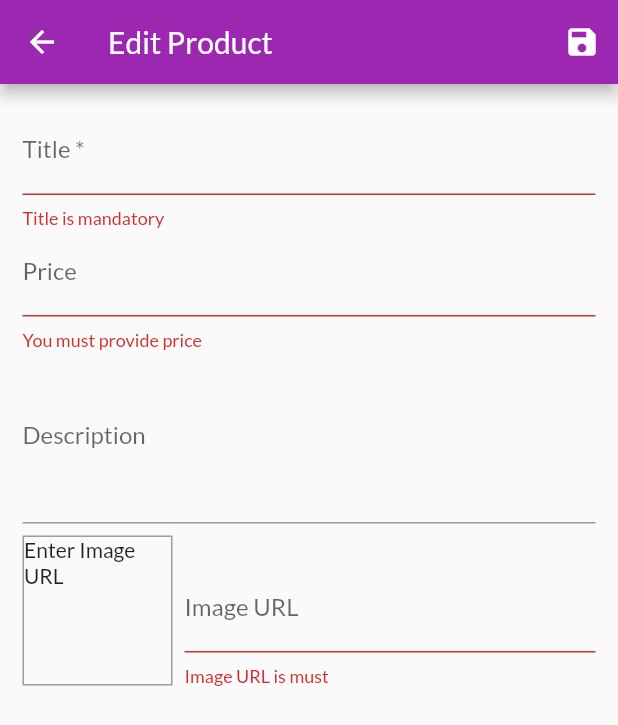
After one commit to ekansh005/my_shop_flutter, a Flutter app: the EditProductScreen screen opened by its route, after a tap on the "save" icon, on a phone screen of 412 x 824 dp. The commit adds this screen. Shown: the top 725 px of the screen. Run offline on Flutter 3.47's test engine with Material 2 defaults, Android fonts, the phone set to English and light mode, and no system bars; network calls fail.

Commit message:
add product

```diff
--- a/lib/main.dart
+++ b/lib/main.dart
@@ -3,9 +3,11 @@ import 'package:my_shop/providers/cart.dart';
 import 'package:my_shop/providers/orders.dart';
 import 'package:my_shop/providers/products.dart';
 import 'package:my_shop/screens/cart_screen.dart';
+import 'package:my_shop/screens/edit_product_screen.dart';
 import 'package:my_shop/screens/orders_screen.dart';
 import 'package:my_shop/screens/products_detail.dart';
 import 'package:my_shop/screens/products_overview_screen.dart';
+import 'package:my_shop/screens/user_product_screen.dart';
 import 'package:provider/provider.dart';
 
 void main() {
@@ -43,6 +45,8 @@ class MyApp extends StatelessWidget {
           ProductsDetail.routeName: (context) => ProductsDetail(),
           CartScreen.routeName: (context) => CartScreen(),
           OrdersScreen.routeName: (context) => OrdersScreen(),
+          UserProductScreen.routeName: (context) => UserProductScreen(),
+          EditProductScreen.routeName: (context) => EditProductScreen(),
         },
       ),
     );
--- a/lib/providers/products.dart
+++ b/lib/providers/products.dart
@@ -49,7 +49,15 @@ class Products with ChangeNotifier {
     return _items.firstWhere((element) => element.id == id);
   }
 
-  void addProduct() {
+  void addProduct(Product product) {
+    var newProduct = Product(
+      id: DateTime.now().toString(),
+      title: product.title,
+      description: product.description,
+      imageUrl: product.imageUrl,
+      price: product.price,
+    );
+    _items.insert(0, newProduct);
     notifyListeners();
   }
 }
--- /dev/null
+++ b/lib/screens/edit_product_screen.dart
@@ -0,0 +1,151 @@
+import 'package:flutter/material.dart';
+import 'package:my_shop/providers/product.dart';
+import 'package:my_shop/providers/products.dart';
+import 'package:provider/provider.dart';
+
+class EditProductScreen extends StatefulWidget {
+  static const routeName = '/edit-product';
+
+  @override
+  _EditProductScreenState createState() => _EditProductScreenState();
+}
+
+class _EditProductScreenState extends State<EditProductScreen> {
+  final _imageUrlController = TextEditingController();
+  final _imageUrlFocusNode = FocusNode();
+  final _formKey = GlobalKey<FormState>();
+  String id, description, title, imageUrl = '';
+  double price = 0;
+
+  @override
+  void initState() {
+    _imageUrlFocusNode.addListener(_updateImageUrl);
+    super.initState();
+  }
+
+  @override
+  void dispose() {
+    _imageUrlFocusNode.removeListener(_updateImageUrl);
+    _imageUrlFocusNode.dispose();
+    super.dispose();
+  }
+
+  void _updateImageUrl() {
+    if (!_imageUrlFocusNode.hasFocus) {
+      print('changed');
+      setState(() {});
+    }
+  }
+
+  void _saveForm() {
+    final isValid = _formKey.currentState.validate();
+    if (!isValid) {
+      return;
+    }
+    _formKey.currentState.save();
+    var product = Product(
+      description: description,
+      imageUrl: imageUrl,
+      title: title,
+      price: price,
+      id: id,
+    );
+    Provider.of<Products>(context, listen: false).addProduct(product);
+    Navigator.of(context).pop();
+  }
+
+  @override
+  Widget build(BuildContext context) {
+    return Scaffold(
+      appBar: AppBar(
+        title: Text('Edit Product'),
+        actions: [
+          IconButton(icon: Icon(Icons.save), onPressed: _saveForm),
+        ],
+      ),
+      body: Padding(
+        padding: EdgeInsets.all(15),
+        child: Form(
+          key: _formKey,
+          child: ListView(
+            children: [
+              TextFormField(
+                decoration: InputDecoration(labelText: 'Title *'),
+                textInputAction: TextInputAction.next,
+                validator: (value) {
+                  if (value.isEmpty) {
+                    return 'Title is mandatory';
+                  }
+                  return null;
+                },
+                autovalidateMode: AutovalidateMode.onUserInteraction,
+                onSaved: (value) => title = value,
+              ),
+              TextFormField(
+                decoration: InputDecoration(labelText: 'Price'),
+                textInputAction: TextInputAction.next,
+                keyboardType: TextInputType.number,
+                autovalidateMode: AutovalidateMode.onUserInteraction,
+                validator: (value) {
+                  if (value.isEmpty) {
+                    return 'You must provide price';
+                  } else if (double.tryParse(value) == null) {
+                    return 'Price must be a number';
+                  }
+                  return null;
+                },
+                onSaved: (value) => price = double.parse(value),
+              ),
+              TextFormField(
+                decoration: InputDecoration(labelText: 'Description'),
+                maxLines: 4,
+                keyboardType: TextInputType.multiline,
+                onSaved: (value) => description = value,
+              ),
+              Row(
+                crossAxisAlignment: CrossAxisAlignment.end,
+                children: [
+                  Container(
+                    margin: EdgeInsets.only(top: 8, right: 8),
+                    width: 100,
+                    height: 100,
+                    decoration: BoxDecoration(
+                      border: Border.all(
+                        width: 1,
+                        color: Colors.grey,
+                      ),
+                    ),
+                    child: _imageUrlController.text.isNotEmpty
+                        ? Image.network(
+                            _imageUrlController.text,
+                            fit: BoxFit.cover,
+                          )
+                        : Text('Enter Image URL'),
+                  ),
+                  Expanded(
+                    child: TextFormField(
+                      decoration: InputDecoration(labelText: 'Image URL'),
+                      keyboardType: TextInputType.url,
+                      controller: _imageUrlController,
+                      focusNode: _imageUrlFocusNode,
+                      autovalidateMode: AutovalidateMode.onUserInteraction,
+                      validator: (value) =>
+                          value.isEmpty ? 'Image URL is must' : null,
+                      onEditingComplete: () {
+                        setState(() {});
+                      },
+                      onFieldSubmitted: (value) {
+                        _saveForm();
+                      },
+                      onSaved: (value) => imageUrl = value,
+                    ),
+                  )
+                ],
+              )
+            ],
+          ),
+        ),
+      ),
+    );
+  }
+}
```
Also changed, not shown: lib/providers/cart.dart (+20 -0 lines), lib/screens/user_product_screen.dart (added, +43 -0 lines), lib/widgets/cart_item.dart (+23 -0 lines), lib/widgets/main_drawer.dart (+49 -18 lines), lib/widgets/product_item.dart (+11 -0 lines), lib/widgets/user_product_item.dart (added, +38 -0 lines).
